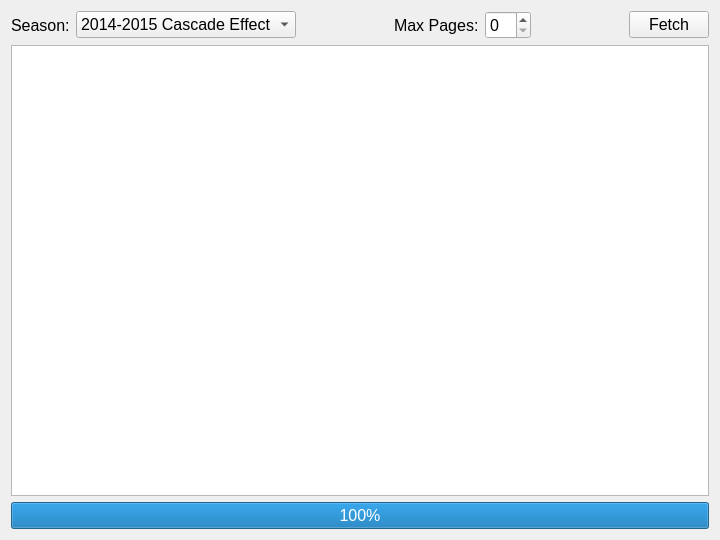
Qt form dispwindow.ui (OlyCow/herodotus) before a commit.
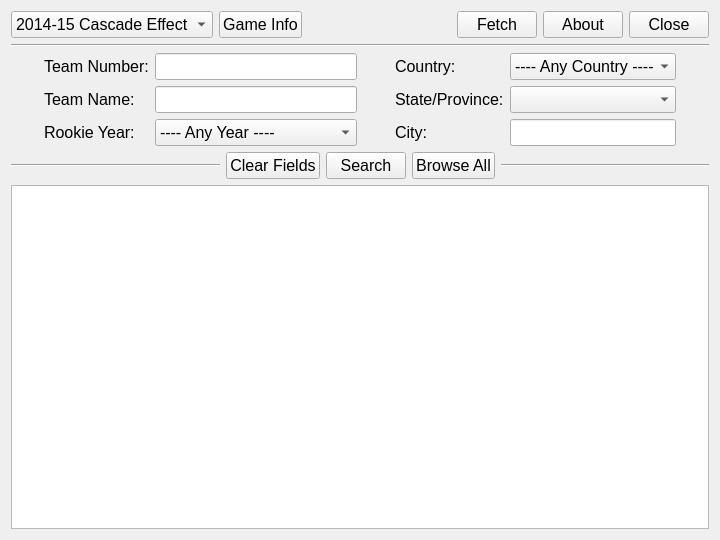
The same form after that commit.

What changed in the file:
```diff
--- a/dispwindow.ui
+++ b/dispwindow.ui
@@ -19,80 +19,57 @@
    <string>'Oly Cow - Herodotus</string>
   </property>
   <widget class="QWidget" name="centralWidget">
-   <layout class="QVBoxLayout" name="verticalLayout">
+   <layout class="QVBoxLayout" name="layout_main">
     <item>
-     <layout class="QHBoxLayout" name="horizontalLayout">
-      <item>
-       <widget class="QLabel" name="label_season">
-        <property name="text">
-         <string>Season:</string>
-        </property>
-       </widget>
-      </item>
+     <layout class="QHBoxLayout" name="layout_season">
       <item>
        <widget class="QComboBox" name="comboBox_season">
         <item>
          <property name="text">
-          <string>2014-2015 Cascade Effect</string>
+          <string>2014-15 Cascade Effect</string>
          </property>
         </item>
         <item>
          <property name="text">
-          <string>2013-2014 Block Party!</string>
+          <string>2013-14 Block Party!</string>
          </property>
         </item>
         <item>
          <property name="text">
-          <string>2012-2013 Ring it Up!</string>
+          <string>2012-13 Ring it Up!</string>
          </property>
         </item>
         <item>
          <property name="text">
-          <string>2011-2012 Bowled Over!</string>
+          <string>2011-12 Bowled Over!</string>
          </property>
         </item>
         <item>
          <property name="text">
-          <string>2010-2011 Get Over It!</string>
+          <string>2010-11 Get Over It!</string>
          </property>
         </item>
         <item>
          <property name="text">
-          <string>2009-2010 Hot Shot!</string>
+          <string>2009-10 Hot Shot!</string>
          </property>
         </item>
         <item>
          <property name="text">
-          <string>2008-2009 Face Off!</string>
+          <string>2008-09 Face Off!</string>
          </property>
         </item>
        </widget>
       </item>
       <item>
-       <spacer name="spacer_L">
-        <property name="orientation">
-         <enum>Qt::Horizontal</enum>
-        </property>
-        <property name="sizeHint" stdset="0">
-         <size>
-          <width>40</width>
-          <height>20</height>
-         </size>
-        </property>
-       </spacer>
-      </item>
-      <item>
-       <widget class="QLabel" name="label_max_pages">
+       <widget class="QPushButton" name="pushButton_game">
         <property name="text">
-         <string>Max Pages:</string>
+         <string>Game Info</string>
         </property>
        </widget>
       </item>
       <item>
-       <widget class="QSpinBox" name="spinBox_max_pages"/>
-      </item>
-      <item>
-       <spacer name="spacer_R">
+       <spacer name="spacer_season">
         <property name="orientation">
          <enum>Qt::Horizontal</enum>
         </property>
@@ -111,22 +88,267 @@
         </property>
        </widget>
       </item>
+      <item>
+       <widget class="QPushButton" name="pushButton_about">
+        <property name="text">
+         <string>About</string>
+        </property>
+       </widget>
+      </item>
+      <item>
+       <widget class="QPushButton" name="pushButton_close">
+        <property name="text">
+         <string>Close</string>
+        </property>
+       </widget>
+      </item>
+     </layout>
+    </item>
+    <item>
+     <widget class="Line" name="line_main">
+      <property name="orientation">
+       <enum>Qt::Horizontal</enum>
+      </property>
+     </widget>
+    </item>
+    <item>
+     <layout class="QGridLayout" name="layout_params">
+      <item row="0" column="3" rowspan="3">
+       <spacer name="spacer_params_mid">
+        <property name="orientation">
+         <enum>Qt::Horizontal</enum>
+        </property>
+        <property name="sizeHint" stdset="0">
+         <size>
+          <width>40</width>
+          <height>20</height>
+         </size>
+        </property>
+       </spacer>
+      </item>
+      <item row="0" column="0" rowspan="3">
+       <spacer name="spacer_L">
+        <property name="orientation">
+         <enum>Qt::Horizontal</enum>
+        </property>
+        <property name="sizeHint" stdset="0">
+         <size>
+          <width>40</width>
+          <height>20</height>
+         </size>
+        </property>
+       </spacer>
+      </item>
+      <item row="2" column="5">
+       <widget class="QLineEdit" name="lineEdit_city"/>
+      </item>
+      <item row="0" column="4">
+       <widget class="QLabel" name="label_country">
+        <property name="text">
+         <string>Country:</string>
+        </property>
+       </widget>
+      </item>
+      <item row="1" column="4">
+       <widget class="QLabel" name="label_state">
+        <property name="text">
+         <string>State/Province:</string>
+        </property>
+       </widget>
+      </item>
+      <item row="1" column="5">
+       <widget class="QComboBox" name="comboBox_state"/>
+      </item>
+      <item row="1" column="1">
+       <widget class="QLabel" name="label_name">
+        <property name="text">
+         <string>Team Name:</string>
+        </property>
+       </widget>
+      </item>
+      <item row="2" column="1">
+       <widget class="QLabel" name="label_rookie">
+        <property name="text">
+         <string>Rookie Year:</string>
+        </property>
+       </widget>
+      </item>
+      <item row="0" column="5">
+       <widget class="QComboBox" name="comboBox_country">
+        <item>
+         <property name="text">
+          <string>---- Any Country ----</string>
+         </property>
+        </item>
+        <item>
+         <property name="text">
+          <string>Canada</string>
+         </property>
+        </item>
+        <item>
+         <property name="text">
+          <string>Mexico</string>
+         </property>
+        </item>
+        <item>
+         <property name="text">
+          <string>U.S.A.</string>
+         </property>
+        </item>
+       </widget>
+      </item>
+      <item row="2" column="2">
+       <widget class="QComboBox" name="comboBox_rookie">
+        <item>
+         <property name="text">
+          <string>---- Any Year ----</string>
+         </property>
+        </item>
+        <item>
+         <property name="text">
+          <string>2014-15 Cascade Effect</string>
+         </property>
+        </item>
+        <item>
+         <property name="text">
+          <string>2013-14 Block Party!</string>
+         </property>
+        </item>
+        <item>
+         <property name="text">
+          <string>2012-13 Ring it Up!</string>
+         </property>
+        </item>
+        <item>
+         <property name="text">
+          <string>2011-12 Bowled Over!</string>
+         </property>
+        </item>
+        <item>
+         <property name="text">
+          <string>2010-11 Get Over It!</string>
+         </property>
+        </item>
+        <item>
+         <property name="text">
+          <string>2009-10 Hot Shot!</string>
+         </property>
+        </item>
+        <item>
+         <property name="text">
+          <string>2008-09 Face Off!</string>
+         </property>
+        </item>
+       </widget>
+      </item>
+      <item row="2" column="4">
+       <widget class="QLabel" name="label_city">
+        <property name="text">
+         <string>City:</string>
+        </property>
+       </widget>
+      </item>
+      <item row="0" column="2">
+       <widget class="QLineEdit" name="lineEdit_number"/>
+      </item>
+      <item row="1" column="2">
+       <widget class="QLineEdit" name="lineEdit_name"/>
+      </item>
+      <item row="0" column="1">
+       <widget class="QLabel" name="label_number">
+        <property name="text">
+         <string>Team Number:</string>
+        </property>
+       </widget>
+      </item>
+      <item row="0" column="6" rowspan="3">
+       <spacer name="spacer_R">
+        <property name="orientation">
+         <enum>Qt::Horizontal</enum>
+        </property>
+        <property name="sizeHint" stdset="0">
+         <size>
+          <width>40</width>
+          <height>20</height>
+         </size>
+        </property>
+       </spacer>
+      </item>
+     </layout>
+    </item>
+    <item>
+     <layout class="QHBoxLayout" name="layout_search">
+      <item>
+       <widget class="Line" name="line_L">
+        <property name="sizePolicy">
+         <sizepolicy hsizetype="Expanding" vsizetype="Fixed">
+          <horstretch>0</horstretch>
+          <verstretch>0</verstretch>
+         </sizepolicy>
+        </property>
+        <property name="orientation">
+         <enum>Qt::Horizontal</enum>
+        </property>
+       </widget>
+      </item>
+      <item>
+       <widget class="QPushButton" name="pushButton_clear">
+        <property name="text">
+         <string>Clear Fields</string>
+        </property>
+       </widget>
+      </item>
+      <item>
+       <widget class="QPushButton" name="pushButton_search">
+        <property name="text">
+         <string>Search</string>
+        </property>
+       </widget>
+      </item>
+      <item>
+       <widget class="QPushButton" name="pushButton_browse">
+        <property name="text">
+         <string>Browse All</string>
+        </property>
+       </widget>
+      </item>
+      <item>
+       <widget class="Line" name="line_R">
+        <property name="sizePolicy">
+         <sizepolicy hsizetype="Expanding" vsizetype="Fixed">
+          <horstretch>0</horstretch>
+          <verstretch>0</verstretch>
+         </sizepolicy>
+        </property>
+        <property name="orientation">
+         <enum>Qt::Horizontal</enum>
+        </property>
+       </widget>
+      </item>
      </layout>
     </item>
     <item>
      <widget class="QTableView" name="tableView_main">
+      <property name="editTriggers">
+       <set>QAbstractItemView::NoEditTriggers</set>
+      </property>
+      <property name="alternatingRowColors">
+       <bool>true</bool>
+      </property>
+      <property name="selectionMode">
+       <enum>QAbstractItemView::SingleSelection</enum>
+      </property>
+      <property name="selectionBehavior">
+       <enum>QAbstractItemView::SelectRows</enum>
+      </property>
+      <property name="sortingEnabled">
+       <bool>true</bool>
+      </property>
       <attribute name="verticalHeaderVisible">
        <bool>false</bool>
       </attribute>
      </widget>
     </item>
-    <item>
-     <widget class="QProgressBar" name="progressBar_download">
-      <property name="value">
-       <number>100</number>
-      </property>
-     </widget>
-    </item>
    </layout>
   </widget>
  </widget>
```
